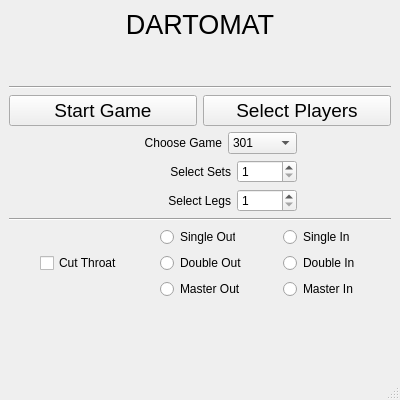
Qt form src/dartomat_mainwindow.ui (m1ld3/dartomato) before a commit.
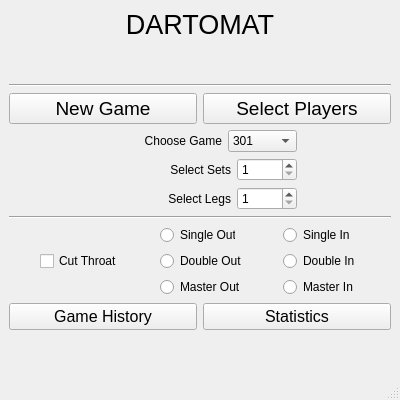
The same form after that commit. Custom widgets are drawn as their Qt base class.

Commit message: Use models and view for statistics window, wip

Diff of the .ui file:
```diff
--- a/src/dartomat_mainwindow.ui
+++ b/src/dartomat_mainwindow.ui
@@ -90,7 +90,7 @@
          <bool>false</bool>
         </property>
         <property name="text">
-         <string>Start Game</string>
+         <string>New Game</string>
         </property>
        </widget>
       </item>
@@ -519,7 +519,35 @@
      </layout>
     </item>
     <item>
-     <spacer name="verticalSpacer_3">
+     <layout class="QHBoxLayout" name="horizontalLayout_6">
+      <item>
+       <widget class="QPushButton" name="pushButton">
+        <property name="font">
+         <font>
+          <pointsize>12</pointsize>
+         </font>
+        </property>
+        <property name="text">
+         <string>Game History</string>
+        </property>
+       </widget>
+      </item>
+      <item>
+       <widget class="QPushButton" name="pushButton_2">
+        <property name="font">
+         <font>
+          <pointsize>12</pointsize>
+         </font>
+        </property>
+        <property name="text">
+         <string>Statistics</string>
+        </property>
+       </widget>
+      </item>
+     </layout>
+    </item>
+    <item>
+     <spacer name="verticalSpacer_2">
       <property name="orientation">
        <enum>Qt::Vertical</enum>
       </property>
```
Left out of the diff: 2 changed lines with no effect on the pictures. The commit also changes 26 other files.
